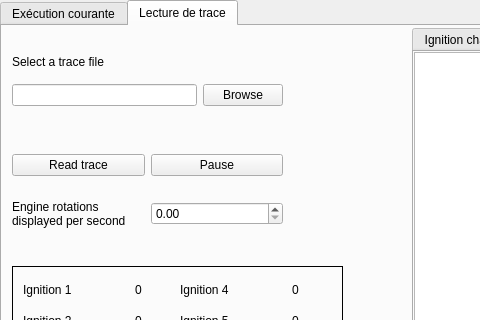
Above: qt_gui/mainwindow.ui from UPPERCASE4SIAME/Projet before the change; both pictures show x 0 to 480 and y 0 to 320 of the 1108 by 600 pixel window. Below: the same form after it.
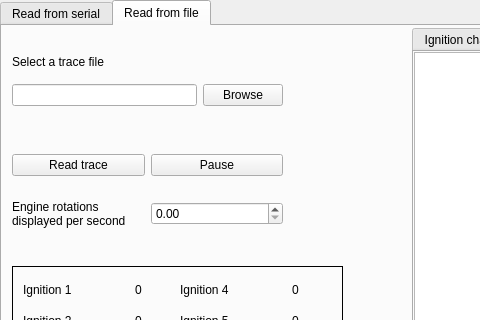
That is the form after the change. The open tabs and pages were chosen to show the change. Custom widgets are drawn as their Qt base class.

```diff
--- a/qt_gui/mainwindow.ui
+++ b/qt_gui/mainwindow.ui
@@ -28,7 +28,7 @@
     </property>
     <widget class="QWidget" name="tab_3">
      <attribute name="title">
-      <string>Exécution courante</string>
+      <string>Read from serial</string>
      </attribute>
      <widget class="QWidget" name="verticalLayoutWidget_3">
       <property name="geometry">
@@ -393,7 +393,7 @@
     </widget>
     <widget class="QWidget" name="tab">
      <attribute name="title">
-      <string>Lecture de trace</string>
+      <string>Read from file</string>
      </attribute>
      <widget class="QWidget" name="verticalLayoutWidget">
       <property name="geometry">
```
Left out of the diff: 2 changed lines with no effect on the pictures.
